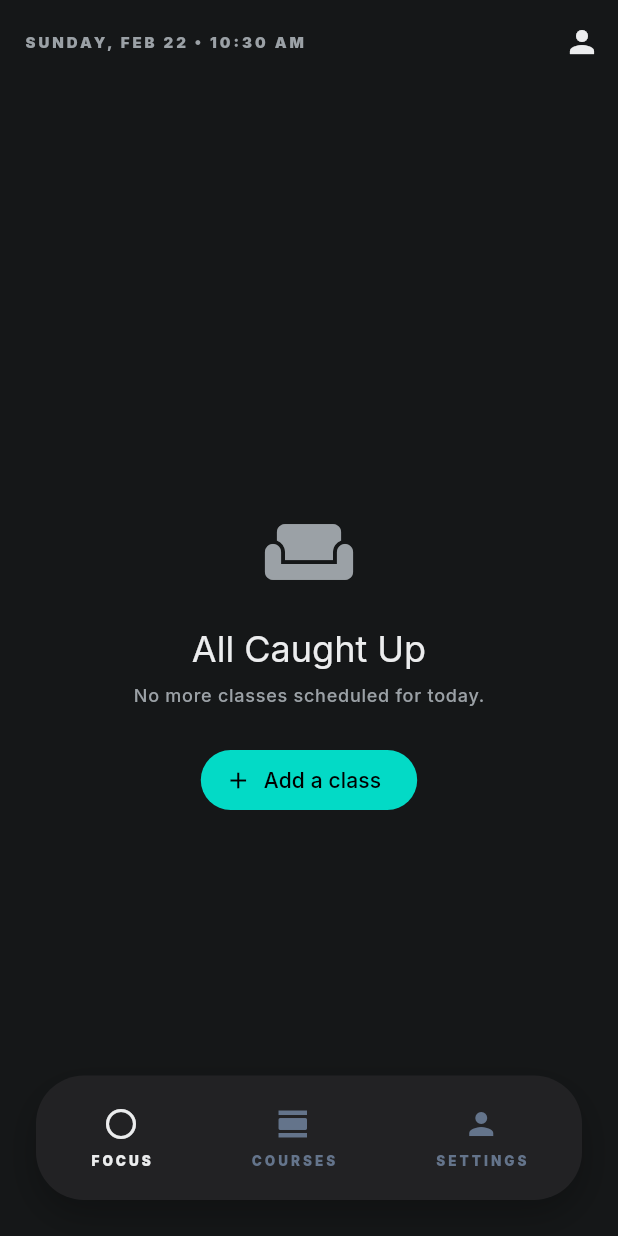
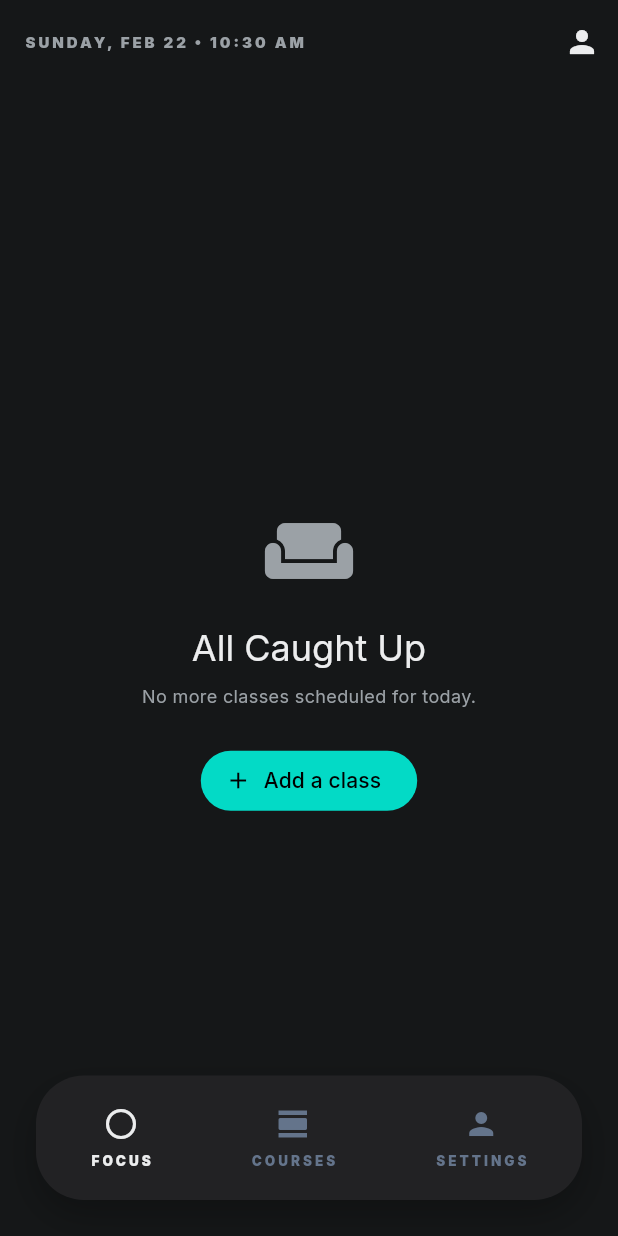
Before and after one commit to AbdurRafay2004/nextclass, a Flutter app: the screen it shows after launch, on a phone screen of 412 x 824 dp. Run offline on Flutter 3.47's test engine with Material 3 defaults, Android fonts, the phone set to English and light mode, and no system bars; our stand-ins replace flutter_riverpod, google_fonts, isar; accounts and stored records are empty; generated files the repository leaves out were written again.

Commit message:
**Update BestPractices.md and CHANGELOG.md with font consistency fixes and centralized font configuration in lib/core/theme/app_fonts.dart. Replace direct GoogleFonts.inter() calls with AppFonts.style(). Refactored theme files to use AppFonts class for consistent font usage. Added AppFonts.textTheme() method for centralized text themes. Updated Immediate Next Steps section to include testing local notifications scheduling.**
**Commit Message:** **Update Font Configuration and Style Methods in Core Theme**

```diff
--- /dev/null
+++ b/lib/core/theme/app_fonts.dart
@@ -0,0 +1,36 @@
+import 'package:flutter/material.dart';
+import 'package:google_fonts/google_fonts.dart';
+
+/// Centralized font configuration for the entire app.
+///
+/// To change the app font, update [style] and [textTheme] to use
+/// a different GoogleFonts method (e.g., `GoogleFonts.poppins`).
+class AppFonts {
+  /// Returns a [TextStyle] using the app's chosen font (Inter).
+  ///
+  /// Use this instead of `GoogleFonts.inter(...)` or raw `TextStyle(...)`.
+  static TextStyle style({
+    double? fontSize,
+    FontWeight? fontWeight,
+    Color? color,
+    double? letterSpacing,
+    double? height,
+    TextDecoration? decoration,
+  }) {
+    return GoogleFonts.inter(
+      fontSize: fontSize,
+      fontWeight: fontWeight,
+      color: color,
+      letterSpacing: letterSpacing,
+      height: height,
+      decoration: decoration,
+    );
+  }
+
+  /// Returns a complete [TextTheme] using the app's chosen font.
+  ///
+  /// Used in [AppTheme] to set the base typography.
+  static TextTheme textTheme([TextTheme? base]) {
+    return GoogleFonts.interTextTheme(base);
+  }
+}
--- a/lib/core/theme/app_text_styles.dart
+++ b/lib/core/theme/app_text_styles.dart
@@ -1,12 +1,13 @@
 import 'package:flutter/material.dart';
 
 import 'app_colors.dart';
+import 'app_fonts.dart';
 
 /// Shared text styles for consistent typography across all pages.
 class AppTextStyles {
-  /// Uppercase section headers (e.g., "UP NEXT TODAY", "APPEARANCE", "CLASS SESSIONS").
+  /// Uppercase section headers (e.g., "UP NEXT TODAY", "CLASS SESSIONS").
   static TextStyle sectionHeader(BuildContext context) {
-    return TextStyle(
+    return AppFonts.style(
       fontSize: 12,
       fontWeight: FontWeight.w900,
       letterSpacing: 1.5,
@@ -14,9 +15,9 @@ class AppTextStyles {
     );
   }
 
-  /// Small uppercase tracking labels (e.g., "ROOM", "FACULTY ACRONYM", "TIME REMAINING").
+  /// Small uppercase tracking labels (e.g., "ROOM", "FACULTY ACRONYM").
   static TextStyle labelUppercase(BuildContext context) {
-    return TextStyle(
+    return AppFonts.style(
       fontSize: 10,
       fontWeight: FontWeight.w900,
       letterSpacing: 1.0,
@@ -26,7 +27,8 @@ class AppTextStyles {
 
   /// Bold card/tile title.
   static TextStyle cardTitle(BuildContext context) {
-    return Theme.of(context).textTheme.titleLarge!.copyWith(
+    return AppFonts.style(
+      fontSize: 22,
       fontWeight: FontWeight.bold,
       color: Theme.of(context).colorScheme.onSurface,
     );
@@ -34,8 +36,6 @@ class AppTextStyles {
 
   /// Muted card subtitle / secondary info.
   static TextStyle cardSubtitle(BuildContext context) {
-    return Theme.of(
-      context,
-    ).textTheme.labelMedium!.copyWith(color: AppColors.mutedText(context));
+    return AppFonts.style(fontSize: 12, color: AppColors.mutedText(context));
   }
 }
--- a/lib/core/theme/app_theme.dart
+++ b/lib/core/theme/app_theme.dart
@@ -1,7 +1,7 @@
 import 'package:flutter/material.dart';
-import 'package:google_fonts/google_fonts.dart';
 
 import 'app_colors.dart';
+import 'app_fonts.dart';
 
 class AppTheme {
   // ── Shared component themes ─────────────────────────────────────────
@@ -10,7 +10,7 @@ class AppTheme {
     elevation: 0,
     scrolledUnderElevation: 0,
     backgroundColor: Colors.transparent,
-    titleTextStyle: GoogleFonts.inter(
+    titleTextStyle: AppFonts.style(
       fontSize: 18,
       fontWeight: FontWeight.bold,
       color: AppColors.fgDark,
@@ -62,7 +62,7 @@ class AppTheme {
         outline: AppColors.borderDark,
       ),
       scaffoldBackgroundColor: AppColors.bgDark,
-      textTheme: GoogleFonts.interTextTheme(
+      textTheme: AppFonts.textTheme(
         ThemeData.dark().textTheme,
       ).apply(bodyColor: AppColors.fgDark, displayColor: AppColors.fgDark),
       appBarTheme: _appBarTheme,
--- a/lib/core/theme/theme.dart
+++ b/lib/core/theme/theme.dart
@@ -5,5 +5,6 @@
 library;
 
 export 'app_colors.dart';
+export 'app_fonts.dart';
 export 'app_text_styles.dart';
 export 'app_theme.dart';
--- a/lib/core/widgets/dynamic_nav_bar.dart
+++ b/lib/core/widgets/dynamic_nav_bar.dart
@@ -1,6 +1,7 @@
 import 'package:flutter/material.dart';
 
 import '../theme/app_colors.dart';
+import '../theme/app_fonts.dart';
 
 class DynamicNavBar extends StatelessWidget {
   final int currentIndex;
@@ -95,7 +96,7 @@ class _NavBarItem extends StatelessWidget {
             const SizedBox(height: 6),
             Text(
               label,
-              style: TextStyle(
+              style: AppFonts.style(
                 color: isSelected ? activeColor : AppColors.navInactive,
                 fontWeight: FontWeight.w900,
                 fontSize: 9,
--- a/lib/features/course/presentation/pages/course_add_page.dart
+++ b/lib/features/course/presentation/pages/course_add_page.dart
@@ -3,6 +3,7 @@ import 'package:flutter/services.dart';
 import 'package:flutter_riverpod/flutter_riverpod.dart';
 
 import '../../../../core/theme/app_colors.dart';
+import '../../../../core/theme/app_fonts.dart';
 import '../../../../core/theme/app_text_styles.dart';
 import '../../data/models/course.dart';
 import '../providers/course_provider.dart';
@@ -84,9 +85,9 @@ class _CourseAddPageState extends ConsumerState<CourseAddPage> {
         actions: [
           TextButton(
             onPressed: _saveCourse,
-            child: const Text(
+            child: Text(
               'Save',
-              style: TextStyle(fontWeight: FontWeight.bold, fontSize: 16),
+              style: AppFonts.style(fontWeight: FontWeight.bold, fontSize: 16),
             ),
           ),
         ],
--- a/lib/features/course/presentation/pages/course_list_page.dart
+++ b/lib/features/course/presentation/pages/course_list_page.dart
@@ -2,6 +2,7 @@ import 'package:flutter/material.dart';
 import 'package:flutter_riverpod/flutter_riverpod.dart';
 
 import '../../../../core/theme/app_colors.dart';
+import '../../../../core/theme/app_fonts.dart';
 import '../../../../core/theme/app_text_styles.dart';
 import '../providers/course_provider.dart';
 import 'course_add_page.dart';
@@ -95,7 +96,7 @@ class CourseListPage extends ConsumerWidget {
                             onPressed: () => Navigator.of(context).pop(true),
                             child: Text(
                               'DELETE',
-                              style: TextStyle(
+                              style: AppFonts.style(
                                 color: Theme.of(context).colorScheme.error,
                               ),
                             ),
--- a/lib/features/schedule/presentation/pages/dashboard_page.dart
+++ b/lib/features/schedule/presentation/pages/dashboard_page.dart
@@ -4,6 +4,7 @@ import 'package:intl/intl.dart';
 
 import '../../../../core/providers/time_provider.dart';
 import '../../../../core/theme/app_colors.dart';
+import '../../../../core/theme/app_fonts.dart';
 import '../../../../core/theme/app_text_styles.dart';
 import '../../../../core/widgets/dynamic_nav_bar.dart';
 import '../../../course/presentation/pages/course_add_page.dart';
@@ -61,7 +62,7 @@ class _DashboardPageState extends ConsumerState<DashboardPage>
                   ).format(now).toUpperCase();
                   return Text(
                     '$formattedDate • $formattedTime',
-                    style: TextStyle(
+                    style: AppFonts.style(
                       fontWeight: FontWeight.w900,
                       fontSize: 10,
                       letterSpacing: 2.0,
```
Also changed, not shown: lib/features/course/presentation/pages/course_detail_page.dart (+13 -6 lines), lib/features/schedule/presentation/pages/session_add_page.dart (+4 -3 lines), lib/features/schedule/presentation/widgets/live_status_card.dart (+4 -3 lines), lib/features/settings/presentation/pages/settings_page.dart (+7 -6 lines), 2 other files.
